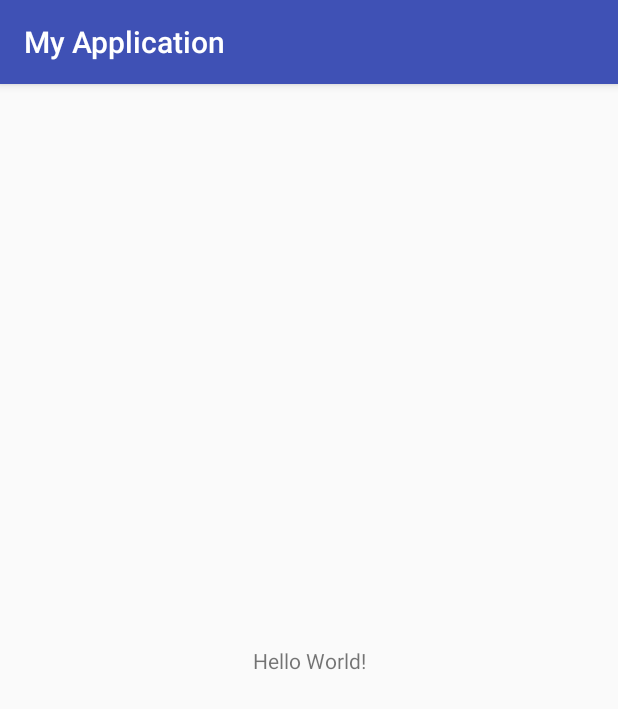
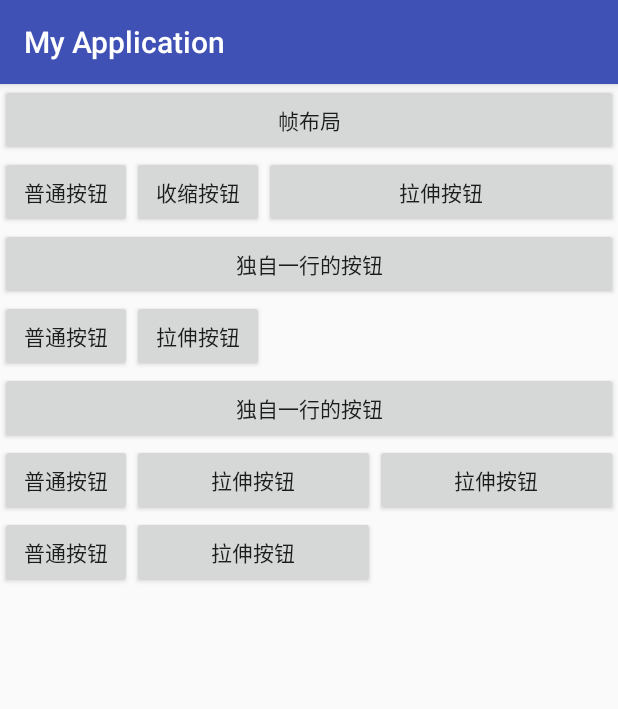
Before and after one commit to hello386/MyApplication, an Android app: the screen it shows after launch (MainActivity), on a phone screen of 412 x 824 dp. Shown: the top 709 px of the screen. Run offline under Robolectric (Android 15) with nearby library versions, the phone set to English and light mode, and no system bars.

Commit message:
帧布局 霓虹灯

```diff
--- a/app/src/main/AndroidManifest.xml
+++ b/app/src/main/AndroidManifest.xml
@@ -16,6 +16,7 @@
                 <category android:name="android.intent.category.LAUNCHER" />
             </intent-filter>
         </activity>
+        <activity android:name=".FrameLayout"></activity>
     </application>
 
 </manifest>
--- a/app/src/main/java/com/example/mxd/myapplication/MainActivity.java
+++ b/app/src/main/java/com/example/mxd/myapplication/MainActivity.java
@@ -1,13 +1,32 @@
 package com.example.mxd.myapplication;
 
+import android.content.Intent;
 import android.support.v7.app.AppCompatActivity;
 import android.os.Bundle;
+import android.util.Log;
+import android.view.View;
+import android.widget.Button;
 
 public class MainActivity extends AppCompatActivity {
+
+
+    private static final String TAG ="info" ;
 
     @Override
     protected void onCreate(Bundle savedInstanceState) {
         super.onCreate(savedInstanceState);
-        setContentView(R.layout.activity_main);
+        setContentView(R.layout.activity_table_layout);
+
+        //帧布局
+        Button ok1 = (Button) findViewById(R.id.ok1);
+        ok1.setOnClickListener(new View.OnClickListener() {
+            @Override
+            public void onClick(View view) {
+                Log.i(TAG, "onClick: ==================帧布局=====");
+                Intent intent =new Intent(MainActivity.this,FrameLayout.class);
+                startActivity(intent);
+            }
+        });
     }
+
 }
--- a/app/src/main/res/layout/activity_main.xml
+++ /dev/null
@@ -1,18 +0,0 @@
-<?xml version="1.0" encoding="utf-8"?>
-<android.support.constraint.ConstraintLayout xmlns:android="http://schemas.android.com/apk/res/android"
-    xmlns:app="http://schemas.android.com/apk/res-auto"
-    xmlns:tools="http://schemas.android.com/tools"
-    android:layout_width="match_parent"
-    android:layout_height="match_parent"
-    tools:context="com.example.mxd.myapplication.MainActivity">
-
-    <TextView
-        android:layout_width="wrap_content"
-        android:layout_height="wrap_content"
-        android:text="Hello World!"
-        app:layout_constraintBottom_toBottomOf="parent"
-        app:layout_constraintLeft_toLeftOf="parent"
-        app:layout_constraintRight_toRightOf="parent"
-        app:layout_constraintTop_toTopOf="parent" />
-
-</android.support.constraint.ConstraintLayout>
--- /dev/null
+++ b/app/src/main/res/layout/activity_table_layout.xml
@@ -0,0 +1,132 @@
+<?xml version="1.0" encoding="utf-8"?>
+
+    <LinearLayout xmlns:android="http://schemas.android.com/apk/res/android"
+        android:orientation="vertical"
+        android:layout_width="match_parent"
+        android:layout_height="match_parent">
+
+    <!--第一个表格布局 第二行允许收缩 第三列允许拉伸-->
+    <TableLayout
+        android:id="@+id/tableLayout01"
+        android:layout_width="fill_parent"
+        android:layout_height="wrap_content"
+        android:shrinkColumns="1"
+        android:stretchColumns="2">
+        <Button
+            android:id="@+id/ok1"
+            android:layout_height="wrap_content"
+            android:layout_width="wrap_content"
+            android:text="帧布局"/>
+
+        <TableRow>
+            <Button
+                android:id="@+id/ok2"
+                android:layout_height="wrap_content"
+                android:layout_width="wrap_content"
+                android:text="普通按钮"
+                />
+            <Button
+                android:id="@+id/ok3"
+                android:layout_height="wrap_content"
+                android:layout_width="wrap_content"
+                android:text="收缩按钮"
+                />
+            <Button
+                android:id="@+id/ok4"
+                android:layout_height="wrap_content"
+                android:layout_width="wrap_content"
+                android:text="拉伸按钮"
+                />
+
+        </TableRow>
+
+    </TableLayout>
+
+    <!--第二列隐藏 -->
+    <TableLayout
+        android:id="@+id/tableLayout02"
+        android:layout_width="fill_parent"
+        android:layout_height="wrap_content"
+        android:collapseColumns="1">
+
+        <Button
+            android:id="@+id/ok5"
+            android:layout_height="wrap_content"
+            android:layout_width="wrap_content"
+            android:text="独自一行的按钮"/>
+        <TableRow>
+            <Button
+                android:id="@+id/ok6"
+                android:layout_height="wrap_content"
+                android:layout_width="wrap_content"
+                android:text="普通按钮"
+                />
+            <Button
+                android:id="@+id/ok7"
+                android:layout_height="wrap_content"
+                android:layout_width="wrap_content"
+                android:text="收缩按钮"
+                />
+            <Button
+                android:id="@+id/ok8"
+                android:layout_height="wrap_content"
+                android:layout_width="wrap_content"
+                android:text="拉伸按钮"
+                />
+
+        </TableRow>
+    </TableLayout>
+
+    <!--第2列 第3列可以拉伸-->
+    <TableLayout
+        android:id="@+id/tableLayout03"
+        android:layout_width="fill_parent"
+        android:layout_height="wrap_content"
+        android:stretchColumns="1,2">
+
+        <Button
+            android:id="@+id/ok9"
+            android:layout_height="wrap_content"
+            android:layout_width="wrap_content"
+            android:text="独自一行的按钮"/>
+        <TableRow>
+            <Button
+                android:id="@+id/ok10"
+                android:layout_height="wrap_content"
+                android:layout_width="wrap_content"
+                android:text="普通按钮"
+                />
+            <Button
+                android:id="@+id/ok11"
+                android:layout_height="wrap_content"
+                android:layout_width="wrap_content"
+                android:text="拉伸按钮"
+                />
+            <Button
+                android:id="@+id/ok12"
+                android:layout_height="wrap_content"
+                android:layout_width="wrap_content"
+                android:text="拉伸按钮"
+                />
+
+        </TableRow>
+        <TableRow>
+            <Button
+                android:id="@+id/ok13"
+                android:layout_height="wrap_content"
+                android:layout_width="wrap_content"
+                android:text="普通按钮"
+                />
+            <Button
+                android:id="@+id/ok14"
+                android:layout_height="wrap_content"
+                android:layout_width="wrap_content"
+                android:text="拉伸按钮"
+                />
+
+
+        </TableRow>
+    </TableLayout>
+
+
+    </LinearLayout>
--- a/app/src/main/res/values/colors.xml
+++ b/app/src/main/res/values/colors.xml
@@ -3,4 +3,10 @@
     <color name="colorPrimary">#3F51B5</color>
     <color name="colorPrimaryDark">#303F9F</color>
     <color name="colorAccent">#FF4081</color>
+    <color name="color1">#f00</color>
+    <color name="color2">#0f0</color>
+    <color name="color3">#00f</color>
+    <color name="color4">#ff0</color>
+    <color name="color5">#f0f</color>
+    <color name="color6">#0ff</color>
 </resources>
--- a/app/src/main/res/values/strings.xml
+++ b/app/src/main/res/values/strings.xml
@@ -1,3 +1,8 @@
 <resources>
     <string name="app_name">My Application</string>
+    <string name="bn1">测试按钮1</string>
+    <string name="bn2">测试按钮2</string>
+    <string name="bn3">测试按钮3</string>
+    <string name="bn4">测试按钮4</string>
+    <string name="bn5">测试按钮5</string>
 </resources>
```
Also changed, not shown: app/src/main/java/com/example/mxd/myapplication/FrameLayout.java (added, +66 -0 lines), app/src/main/res/layout/activity_frame_layout.xml (added, +53 -0 lines).
